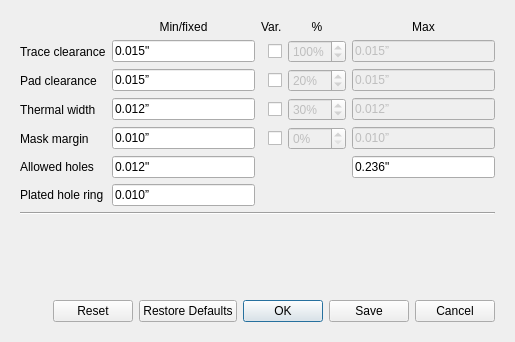
The window that cpcb/ui/FabSettingsDialog.ui (wagenadl/cschem) describes before a commit, drawn with Qt 5.
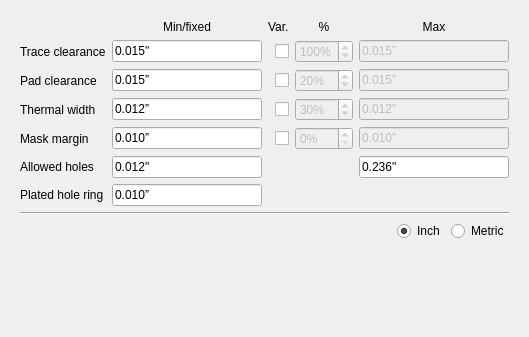
The same window after the commit. Custom widgets are drawn as their Qt base class.

Patch:
```diff
--- a/cpcb/ui/FabSettingsDialog.ui
+++ b/cpcb/ui/FabSettingsDialog.ui
@@ -6,8 +6,8 @@
    <rect>
     <x>0</x>
     <y>0</y>
-    <width>515</width>
-    <height>342</height>
+    <width>529</width>
+    <height>337</height>
    </rect>
   </property>
   <property name="windowTitle">
@@ -17,6 +17,9 @@
    <item>
     <widget class="QWidget" name="widget" native="true">
      <layout class="QGridLayout" name="gridLayout">
+      <property name="bottomMargin">
+       <number>0</number>
+      </property>
       <item row="7" column="0" colspan="5">
        <widget class="Line" name="line">
         <property name="orientation">
@@ -353,6 +356,51 @@
      </layout>
     </widget>
    </item>
+   <item>
+    <widget class="QWidget" name="widget_3" native="true">
+     <layout class="QHBoxLayout" name="horizontalLayout_2">
+      <property name="topMargin">
+       <number>0</number>
+      </property>
+      <property name="bottomMargin">
+       <number>0</number>
+      </property>
+      <item>
+       <spacer name="horizontalSpacer_2">
+        <property name="orientation">
+         <enum>Qt::Horizontal</enum>
+        </property>
+        <property name="sizeHint" stdset="0">
+         <size>
+          <width>40</width>
+          <height>20</height>
+         </size>
+        </property>
+       </spacer>
+      </item>
+      <item>
+       <widget class="QRadioButton" name="inch">
+        <property name="text">
+         <string>Inch</string>
+        </property>
+        <property name="checked">
+         <bool>true</bool>
+        </property>
+       </widget>
+      </item>
+      <item>
+       <widget class="QRadioButton" name="metric">
+        <property name="text">
+         <string>Metric</string>
+        </property>
+        <property name="checked">
+         <bool>false</bool>
+        </property>
+       </widget>
+      </item>
+     </layout>
+    </widget>
+   </item>
    <item>
     <spacer name="verticalSpacer">
      <property name="orientation">
@@ -385,7 +433,7 @@
       <item>
        <widget class="QDialogButtonBox" name="buttonBox">
         <property name="standardButtons">
-         <set>QDialogButtonBox::Cancel|QDialogButtonBox::Ok|QDialogButtonBox::Reset|QDialogButtonBox::RestoreDefaults|QDialogButtonBox::Save</set>
+         <set>QDialogButtonBox::NoButton</set>
         </property>
        </widget>
       </item>
```
Left out of the diff: 78 changed lines with no effect on the pictures.
